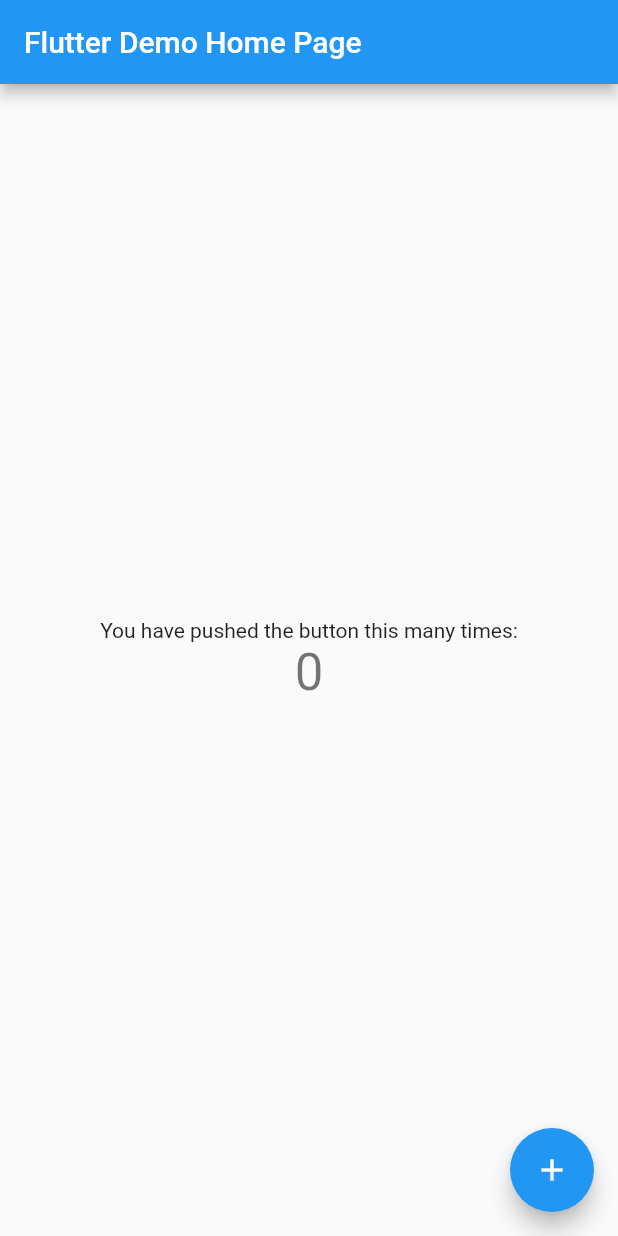
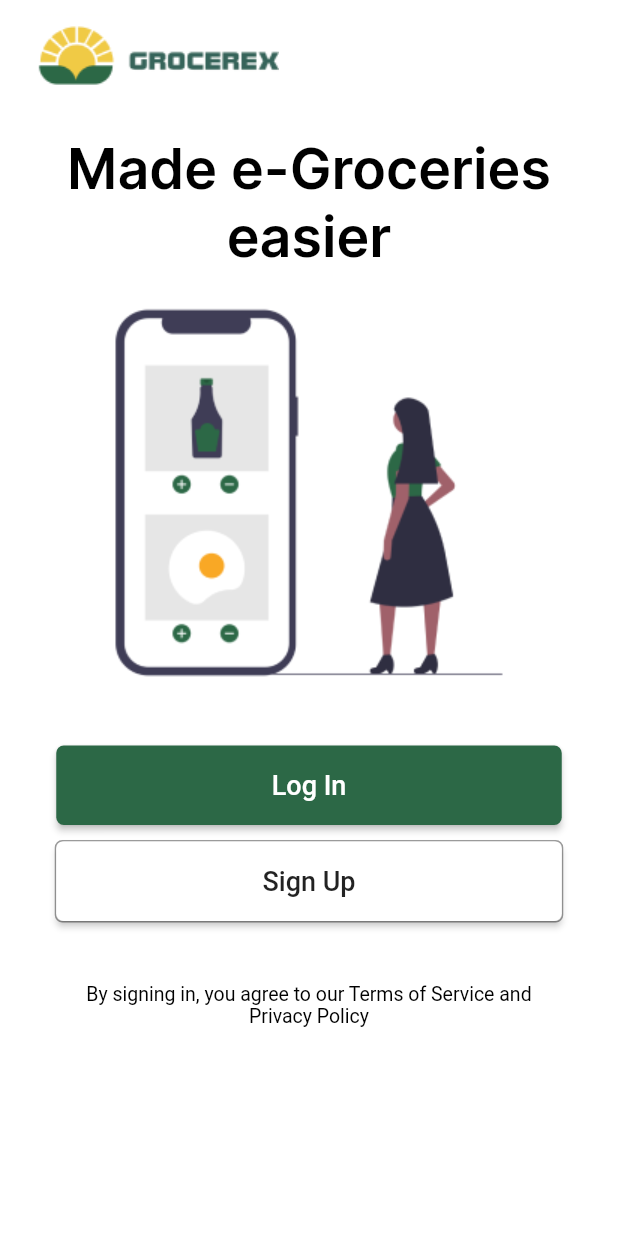
Before and after one commit to Ks1220/flutter_grocery, a Flutter app: the screen it shows after launch, on a phone screen of 412 x 824 dp. Run offline on Flutter 3.47's test engine with Material 2 defaults, Android fonts, the phone set to English and light mode, and no system bars; our stand-ins replace flutter_signin_button.

Commit message:
Created landing page

```diff
--- /dev/null
+++ b/lib/Start.dart
@@ -0,0 +1,131 @@
+import 'package:flutter/material.dart';
+import 'package:flutter_signin_button/flutter_signin_button.dart';
+
+class Start extends StatefulWidget {
+  const Start({ Key? key }) : super(key: key);
+
+  @override
+  _StartState createState() => _StartState();
+}
+
+class _StartState extends State<Start> {
+  @override
+  Widget build(BuildContext context) {
+    return Scaffold(
+      appBar: AppBar(
+
+        title: Image.asset('images/logo-name.png', fit: BoxFit.cover),
+        backgroundColor: new Color(0xffff),
+        shadowColor: new Color(0xffff),
+        toolbarHeight: 90.0,
+
+      ),
+      body: Container (
+
+        child: Column(
+
+          children: <Widget>[
+
+            Container(
+              child: RichText(
+                textAlign: TextAlign.center,
+                text: TextSpan(
+                  text: "Made e-Groceries easier",
+                  style: TextStyle(
+                    fontSize: 37,
+                    fontFamily: 'Inter',
+                    fontWeight: FontWeight.w600,
+                    color: Colors.black
+                  )
+                ),
+              ),
+              width: 350,
+            ),
+
+            Container(
+              child: Image(image: AssetImage("images/login.png"),
+              fit: BoxFit.contain)
+            ),
+
+            SizedBox(height: 20.0),
+
+            Row(
+              mainAxisAlignment: MainAxisAlignment.center,
+              children: <Widget>[
+                Column(
+                  children: <Widget>[
+                    Container(
+                      child: ButtonTheme(
+                        minWidth: 337.0,
+                        height: 53.0,
+                        child: RaisedButton(
+
+                          onPressed: (){},
+                          child: Text("Log In", style: TextStyle(fontSize: 18, fontFamily: 'Roboto', fontWeight: FontWeight.w600,color: Colors.white)),
+                          shape: RoundedRectangleBorder(
+                            borderRadius: BorderRadius.circular(5.0),
+                          ),
+                          color: Color.fromRGBO(44, 104, 70, 1)
+
+                        ),
+                      ),
+                    ),
+
+                    SizedBox(height: 10.0),
+
+                    Container(
+                      decoration: BoxDecoration(
+                        border: Border.all(color: Colors.grey),
+                        borderRadius: BorderRadius.circular(5.0),
+                      ),
+                      child: ButtonTheme(
+                        minWidth: 337.0,
+                        height: 53.0,
+                        child: RaisedButton(
+
+                          onPressed: (){},
+                          child: Text("Sign Up", style: TextStyle(fontSize: 18, fontFamily: 'Roboto', fontWeight: FontWeight.w600)),
+                          shape: RoundedRectangleBorder(
+                            borderRadius: BorderRadius.circular(5.0),
+                          ),
+                          color: Colors.white,
+
+                        ),
+                      ),
+                    ),
+
+                  ],
+                ),
+              ],
+            ),
+
+            SizedBox(height: 40.0),
+
+            Container(
+              child: RichText(
+                textAlign: TextAlign.center,
+                text: TextSpan(
+                  text: "By signing in, you agree to our Terms of Service and Privacy Policy",
+                  style: TextStyle(
+                    fontSize: 13,
+                    fontFamily: 'Roboto',
+                    color: Colors.black
+                  )
+                ),
+              ),
+              width: 300,
+            ),
+            // SignInButton(
+            //   Buttons.Google,
+            //   onPressed: () {},
+            // )
+
+          ]
+
+        )
+
+      )
+
+    );
+  }
+}
--- a/lib/main.dart
+++ b/lib/main.dart
@@ -1,113 +1,15 @@
 import 'package:flutter/material.dart';
+import 'Start.dart';
 
-void main() {
-  runApp(MyApp());
-}
+void main() => runApp(MyApp());
 
 class MyApp extends StatelessWidget {
-  // This widget is the root of your application.
   @override
   Widget build(BuildContext context) {
     return MaterialApp(
-      title: 'Flutter Demo',
-      theme: ThemeData(
-        // This is the theme of your application.
-        //
-        // Try running your application with "flutter run". You'll see the
-        // application has a blue toolbar. Then, without quitting the app, try
-        // changing the primarySwatch below to Colors.green and then invoke
-        // "hot reload" (press "r" in the console where you ran "flutter run",
-        // or simply save your changes to "hot reload" in a Flutter IDE).
-        // Notice that the counter didn't reset back to zero; the application
-        // is not restarted.
-        primarySwatch: Colors.blue,
-      ),
-      home: MyHomePage(title: 'Flutter Demo Home Page'),
+      theme: ThemeData(scaffoldBackgroundColor: Colors.white),
+      debugShowCheckedModeBanner: false,
+      home: Start(),
     );
   }
 }
-
-class MyHomePage extends StatefulWidget {
-  MyHomePage({Key? key, required this.title}) : super(key: key);
-
-  // This widget is the home page of your application. It is stateful, meaning
-  // that it has a State object (defined below) that contains fields that affect
-  // how it looks.
-
-  // This class is the configuration for the state. It holds the values (in this
-  // case the title) provided by the parent (in this case the App widget) and
-  // used by the build method of the State. Fields in a Widget subclass are
-  // always marked "final".
-
-  final String title;
-
-  @override
-  _MyHomePageState createState() => _MyHomePageState();
-}
-
-class _MyHomePageState extends State<MyHomePage> {
-  int _counter = 0;
-
-  void _incrementCounter() {
-    setState(() {
-      // This call to setState tells the Flutter framework that something has
-      // changed in this State, which causes it to rerun the build method below
-      // so that the display can reflect the updated values. If we changed
-      // _counter without calling setState(), then the build method would not be
-      // called again, and so nothing would appear to happen.
-      _counter++;
-    });
-  }
-
-  @override
-  Widget build(BuildContext context) {
-    // This method is rerun every time setState is called, for instance as done
-    // by the _incrementCounter method above.
-    //
-    // The Flutter framework has been optimized to make rerunning build methods
-    // fast, so that you can just rebuild anything that needs updating rather
-    // than having to individually change instances of widgets.
-    return Scaffold(
-      appBar: AppBar(
-        // Here we take the value from the MyHomePage object that was created by
-        // the App.build method, and use it to set our appbar title.
-        title: Text(widget.title),
-      ),
-      body: Center(
-        // Center is a layout widget. It takes a single child and positions it
-        // in the middle of the parent.
-        child: Column(
-          // Column is also a layout widget. It takes a list of children and
-          // arranges them vertically. By default, it sizes itself to fit its
-          // children horizontally, and tries to be as tall as its parent.
-          //
-          // Invoke "debug painting" (press "p" in the console, choose the
-          // "Toggle Debug Paint" action from the Flutter Inspector in Android
-          // Studio, or the "Toggle Debug Paint" command in Visual Studio Code)
-          // to see the wireframe for each widget.
-          //
-          // Column has various properties to control how it sizes itself and
-          // how it positions its children. Here we use mainAxisAlignment to
-          // center the children vertically; the main axis here is the vertical
-          // axis because Columns are vertical (the cross axis would be
-          // horizontal).
-          mainAxisAlignment: MainAxisAlignment.center,
-          children: <Widget>[
-            Text(
-              'You have pushed the button this many times:',
-            ),
-            Text(
-              '$_counter',
-              style: Theme.of(context).textTheme.headline4,
-            ),
-          ],
-        ),
-      ),
-      floatingActionButton: FloatingActionButton(
-        onPressed: _incrementCounter,
-        tooltip: 'Increment',
-        child: Icon(Icons.add),
-      ), // This trailing comma makes auto-formatting nicer for build methods.
-    );
-  }
-}
```
Also changed, not shown: images/login.png (added), images/logo-name.png (added).
